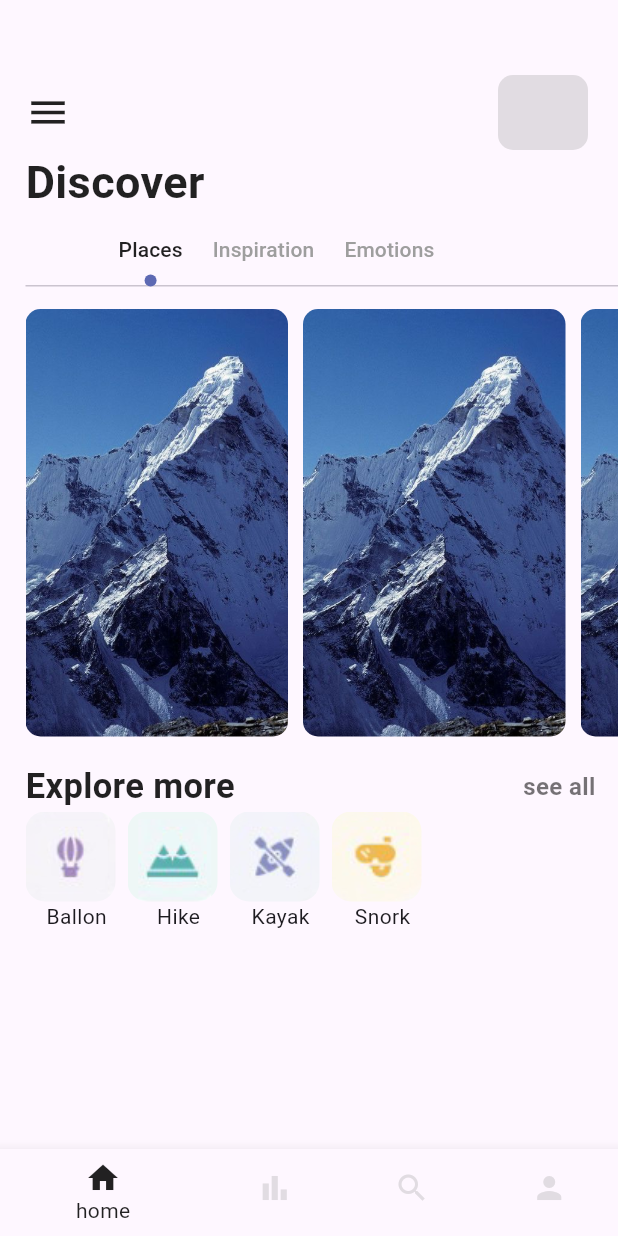
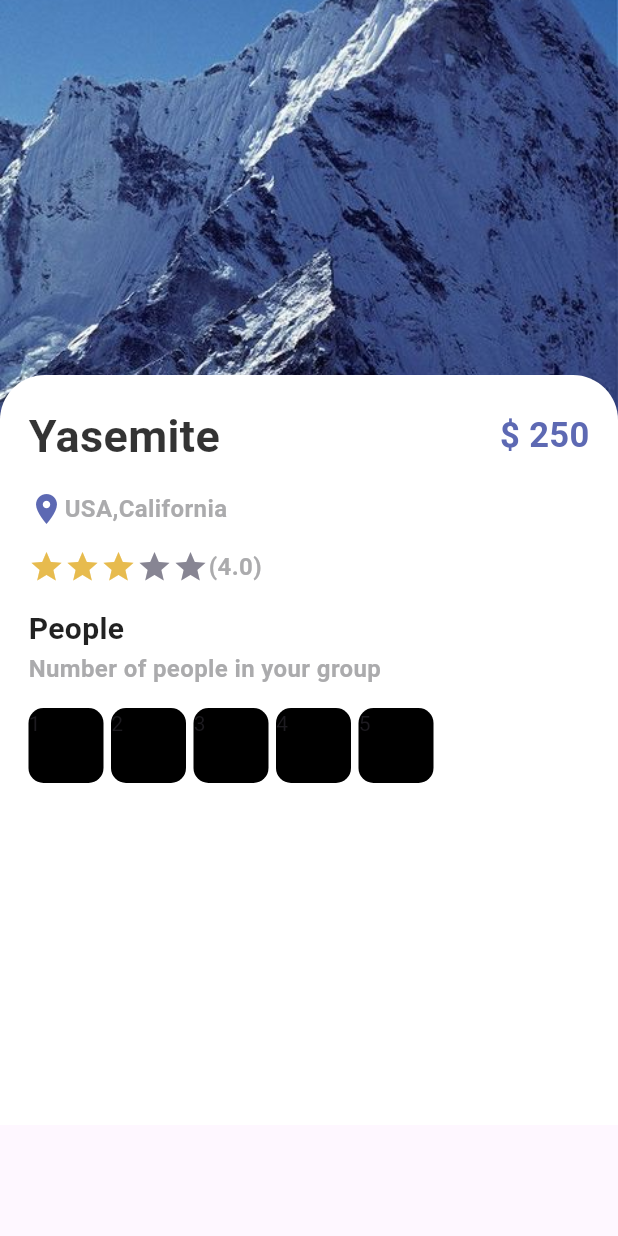
Before and after one commit to Nada-gaber/travel_app, a Flutter app: the screen it shows after launch, on a phone screen of 412 x 824 dp. Run offline on Flutter 3.47's test engine with Material 3 defaults, Android fonts, the phone set to English and light mode, and no system bars.

Commit message:
modified:   lib/main.dart 	new file:   lib/pages/detail.dart 	modified:   lib/widgets/button.dart 	new file:   lib/widgets/container_button.dart

```diff
--- a/lib/main.dart
+++ b/lib/main.dart
@@ -1,5 +1,6 @@
 import 'package:flutter/material.dart';
 import 'package:travel_app/pages/bottom_nav/bottom_nav.dart';
+import 'package:travel_app/pages/detail.dart';
 
 void main() {
   runApp(const MyApp());
@@ -18,7 +19,7 @@ class MyApp extends StatelessWidget {
         colorScheme: ColorScheme.fromSeed(seedColor: Colors.deepPurple),
         useMaterial3: true,
       ),
-      home:  BottomNavigator(),
+      home: Details(),
     );
   }
 }
--- /dev/null
+++ b/lib/pages/detail.dart
@@ -0,0 +1,135 @@
+import 'package:flutter/material.dart';
+import 'package:travel_app/widgets/colors.dart';
+import 'package:travel_app/widgets/container_button.dart';
+import 'package:travel_app/widgets/small_text.dart';
+import 'package:travel_app/widgets/text.dart';
+
+class Details extends StatefulWidget {
+  Details({Key? key}) : super(key: key);
+
+  @override
+  State<Details> createState() => _DetailsState();
+}
+
+class _DetailsState extends State<Details> {
+  int gottanStar = 3;
+  @override
+  Widget build(BuildContext context) {
+    return Scaffold(
+      body: Stack(
+        children: [
+          Positioned(
+              left: 20,
+              right: 50,
+              child: Row(
+                children: [
+                  IconButton(onPressed: () {}, icon: const Icon(Icons.menu)),
+                ],
+              )),
+          Positioned(
+              left: 0,
+              right: 0,
+              child: Container(
+                width: double.maxFinite,
+                height: 300,
+                decoration: const BoxDecoration(
+                    image: DecorationImage(
+                        image: AssetImage('img/mountain.jpeg'),
+                        fit: BoxFit.cover)),
+              )),
+          Positioned(
+              top: 250,
+              child: Container(
+                decoration: const BoxDecoration(
+                    color: Colors.white,
+                    borderRadius: BorderRadius.only(
+                        topRight: Radius.circular(30),
+                        topLeft: Radius.circular(30))),
+                width: MediaQuery.of(context).size.width,
+                height: 500,
+                child: Padding(
+                  padding: const EdgeInsets.all(19.0),
+                  child: Column(
+                    crossAxisAlignment: CrossAxisAlignment.start,
+                    children: [
+                      Row(
+                        mainAxisAlignment: MainAxisAlignment.spaceBetween,
+                        children: [
+                          TextAppStyle(
+                            text: 'Yasemite',
+                            color: Colors.black.withOpacity(0.8),
+                          ),
+                          TextSmall(
+                            text: '\$ 250',
+                            color: AppColors.mainColor,
+                            size: 23,
+                          ),
+                        ],
+                      ),
+                      const SizedBox(
+                        height: 15,
+                      ),
+                      Row(
+                        children: [
+                          Icon(
+                            Icons.location_on,
+                            color: AppColors.mainColor,
+                          ),
+                          TextSmall(
+                            text: 'USA,California',
+                            color: AppColors.mainTextColor,
+                          ),
+                        ],
+                      ),
+                      const SizedBox(
+                        height: 15,
+                      ),
+                      Row(
+                        children: [
+                          Wrap(
+                            children: List.generate(5, (index) {
+                              return Icon(
+                                Icons.star,
+                                color: index < gottanStar
+                                    ? AppColors.starColor
+                                    : AppColors.textColor2,
+                              );
+                            }),
+                          ),
+                          TextSmall(
+                            text: '(4.0)',
+                            color: AppColors.mainTextColor,
+                          ),
+                        ],
+                      ),
+                      const SizedBox(
+                        height: 15,
+                      ),
+                      TextAppStyle(
+                        text: 'People',
+                        size: 20,
+                      ),
+                      TextSmall(
+                        text: 'Number of people in your group',
+                        color: AppColors.mainTextColor,
+                      ),
+                       const SizedBox(
+                        height: 15,
+                      ),
+                      Wrap(
+                        children: List.generate(5, (index) {
+                          return AppButton(
+                            color: Colors.black,
+                            text: (index + 1).toString(),
+                          );
+                        }),
+                      )
+                    ],
+                  ),
+                ),
+              ))
+        ],
+      ),
+    );
+  }
+}
--- a/lib/widgets/button.dart
+++ b/lib/widgets/button.dart
@@ -4,6 +4,7 @@ import 'package:travel_app/widgets/colors.dart';
 class Button extends StatelessWidget {
   bool? isResponsive;
   double? width;
+
   Button({Key? key, this.isResponsive = false, width = 250}) : super(key: key);
 
   @override
--- /dev/null
+++ b/lib/widgets/container_button.dart
@@ -0,0 +1,29 @@
+import 'package:flutter/material.dart';
+
+class AppButton extends StatelessWidget {
+  Color color;
+  String text;
+  IconData icon;
+  bool isIcon;
+  AppButton({
+    Key? key,
+    this.icon = Icons.favorite,
+    required this.color,
+    this.text = 'hi',
+    this.isIcon = false,
+  }) : super(key: key);
+
+  @override
+  Widget build(BuildContext context) {
+    return Container(
+      width: 50,
+      height: 50,
+      margin: EdgeInsets.only(right: 5),
+      decoration: BoxDecoration(
+        color: color,
+        borderRadius: BorderRadius.circular(10),
+      ),
+      child: isIcon == false ? Text(text) : Icon(icon),
+    );
+  }
+}
```
